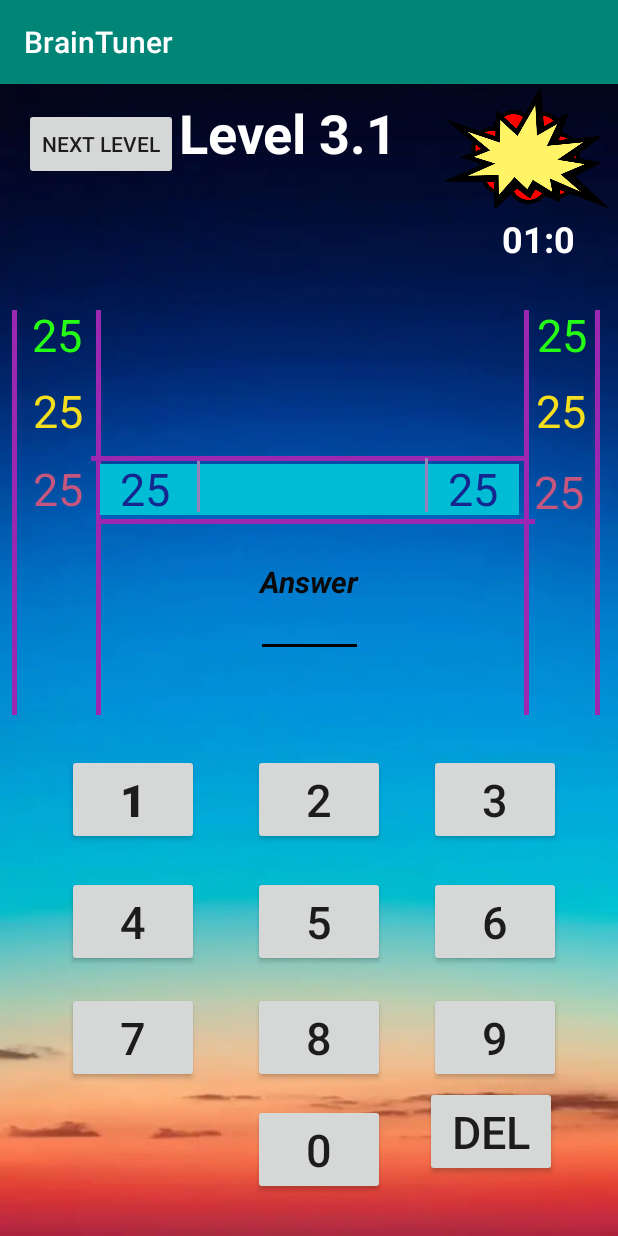
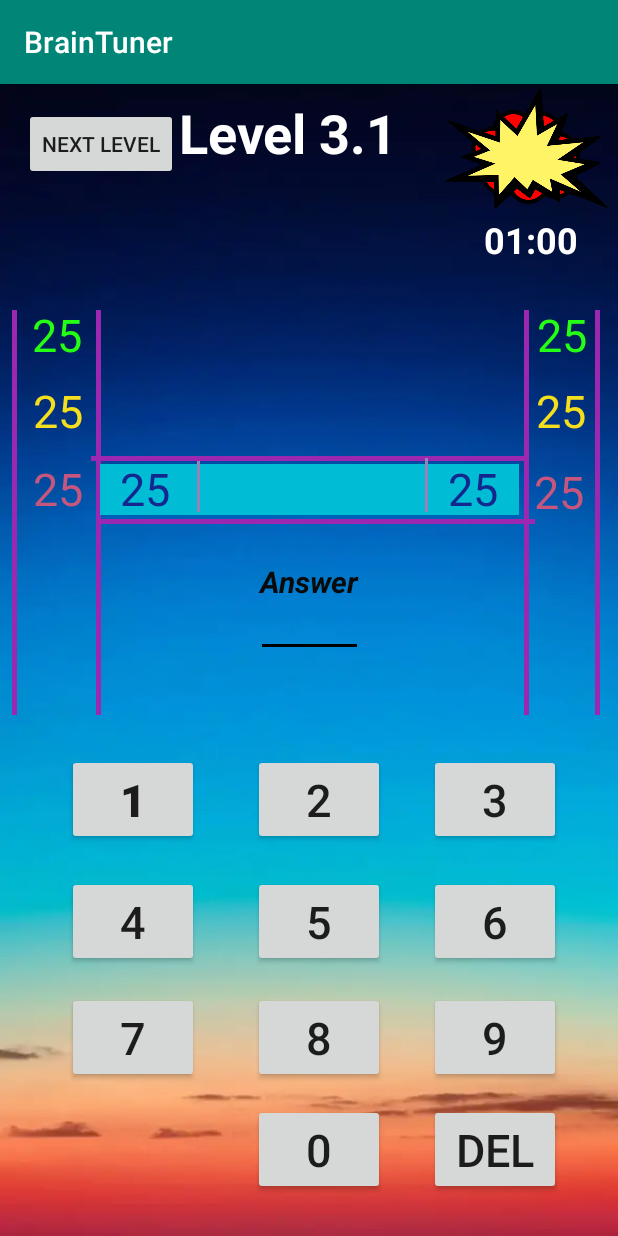
Before and after one commit to tdwic/BrainTuner2, an Android app: the level_3_a screen opened directly, with no data from a screen before it, on a phone screen of 412 x 824 dp. Run offline under Robolectric (Android 15) with nearby library versions, the phone set to English and light mode, and no system bars; Roboto replaces fonts that are not available here.

```diff
--- a/app/src/main/res/layout/activity_level_3.xml
+++ b/app/src/main/res/layout/activity_level_3.xml
@@ -136,7 +136,7 @@
         android:layout_marginBottom="8dp"
         android:text="@string/l3txtv"
         android:textAlignment="center"
-        android:textColor="#000000"
+        android:textColor="#FFFFFF"
         android:textSize="24sp"
         android:textStyle="bold"
         app:layout_constraintBottom_toBottomOf="parent"
@@ -196,7 +196,7 @@
         app:layout_constraintHorizontal_bias="0.895"
         app:layout_constraintStart_toStartOf="parent"
         app:layout_constraintTop_toTopOf="parent"
-        app:layout_constraintVertical_bias="0.955" />
+        app:layout_constraintVertical_bias="0.972" />
 
     <EditText
         android:id="@+id/editText5"
--- a/app/src/main/res/layout/activity_level_3_a.xml
+++ b/app/src/main/res/layout/activity_level_3_a.xml
@@ -415,10 +415,10 @@
         android:textSize="30sp"
         app:layout_constraintBottom_toBottomOf="parent"
         app:layout_constraintEnd_toEndOf="parent"
-        app:layout_constraintHorizontal_bias="0.895"
+        app:layout_constraintHorizontal_bias="0.902"
         app:layout_constraintStart_toStartOf="parent"
         app:layout_constraintTop_toTopOf="parent"
-        app:layout_constraintVertical_bias="0.955" />
+        app:layout_constraintVertical_bias="0.972" />
 
     <Button
         android:id="@+id/button56"
@@ -541,13 +541,13 @@
 
     <TextView
         android:id="@+id/textView9"
-        android:layout_width="61dp"
-        android:layout_height="36dp"
+        android:layout_width="73dp"
+        android:layout_height="32dp"
         android:layout_marginStart="8dp"
         android:layout_marginTop="8dp"
         android:layout_marginEnd="8dp"
         android:layout_marginBottom="8dp"
-        android:text="01:00"
+        android:text="@string/time4"
         android:textColor="#FFFFFF"
         android:textSize="24sp"
         android:textStyle="bold"
```
Also changed, not shown: app/src/main/res/values/strings.xml (+23 -0 lines).
